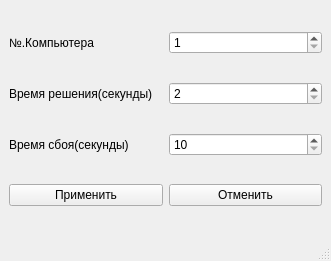
The window that OOP_kr/paramwindow.ui (anhmtkxtb1998/OOP_Exercise) describes before a commit, drawn with Qt 5.
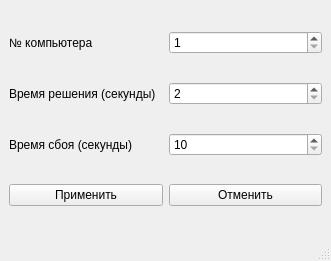
The same window after the commit.

Diff of the .ui file:
```diff
--- a/OOP_kr/paramwindow.ui
+++ b/OOP_kr/paramwindow.ui
@@ -18,7 +18,7 @@
     <item row="0" column="0">
      <widget class="QLabel" name="label">
       <property name="text">
-       <string>№.Компьютера</string>
+       <string>№ компьютера</string>
       </property>
      </widget>
     </item>
@@ -35,7 +35,7 @@
     <item row="1" column="0">
      <widget class="QLabel" name="label_2">
       <property name="text">
-       <string>Время решения(секунды)</string>
+       <string>Время решения (секунды)</string>
       </property>
      </widget>
     </item>
@@ -52,7 +52,7 @@
     <item row="2" column="0">
      <widget class="QLabel" name="label_3">
       <property name="text">
-       <string>Время сбоя(секунды)</string>
+       <string>Время сбоя (секунды)</string>
       </property>
      </widget>
     </item>
```
Left out of the diff: 2 changed lines with no effect on the pictures.
